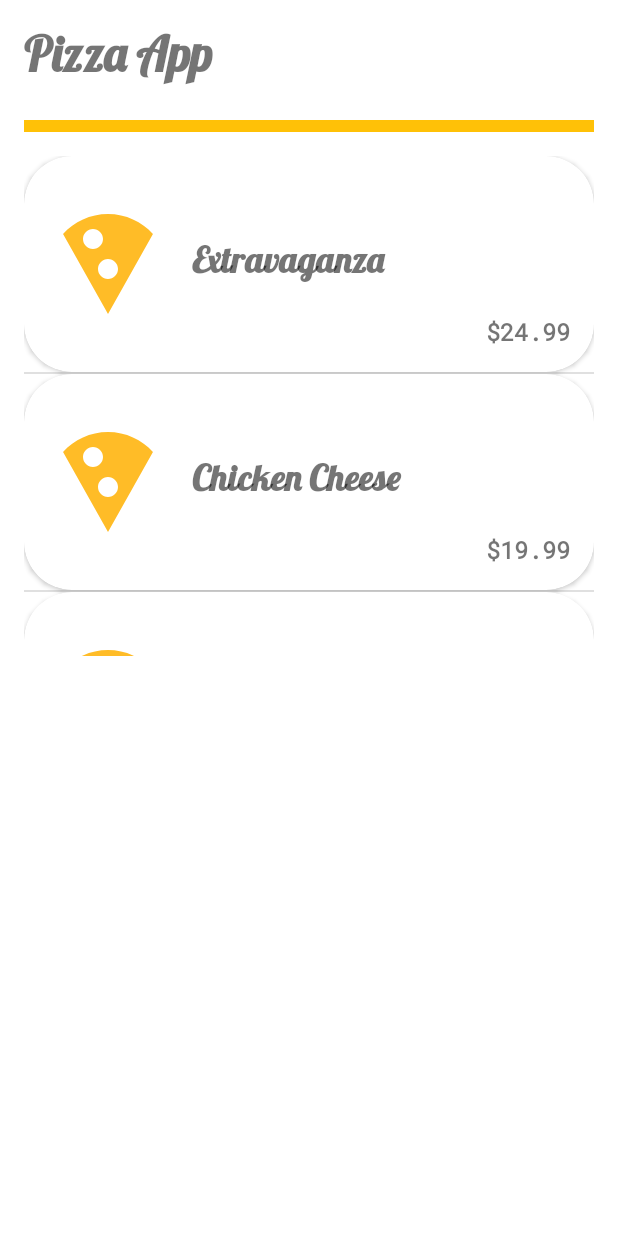
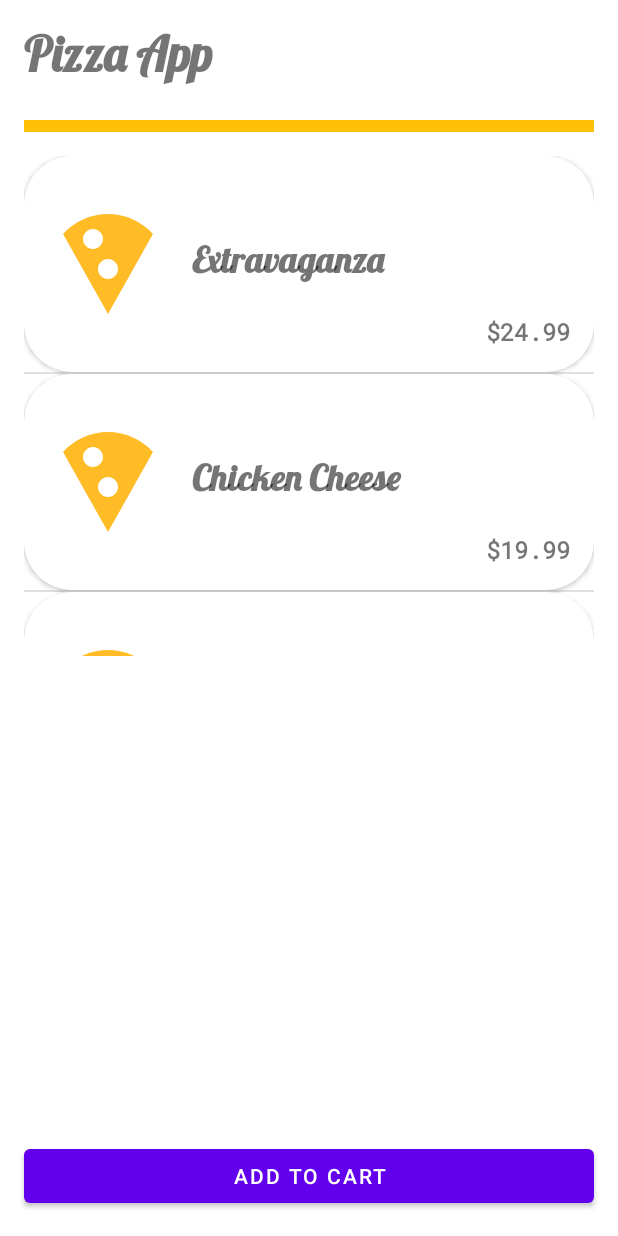
Before and after one commit to ao90eit/w2d2_C_Pizza_ListView, an Android app: the screen it shows after launch (HomeActivity), on a phone screen of 412 x 824 dp. Run offline under Robolectric (Android 15) with nearby library versions, the phone set to English and light mode, and no system bars; pictures from the network do not load.

Commit message:
Add page 2 for pizza display
Passed Intent with Pizza data to second page for detailed display.
Converted all hardcoded strings and concatenations to string resources
(some formatted). Tried a little color.

```diff
--- a/app/src/main/AndroidManifest.xml
+++ b/app/src/main/AndroidManifest.xml
@@ -2,7 +2,7 @@
 <manifest xmlns:android="http://schemas.android.com/apk/res/android"
     package="com.aoinc.w2d2_c_sqlite_pretty">
 
-    <uses-permission android:name="android.permission.INTERNET"/>
+    <uses-permission android:name="android.permission.INTERNET" />
 
     <application
         android:allowBackup="true"
@@ -11,6 +11,7 @@
         android:roundIcon="@mipmap/ic_launcher_round"
         android:supportsRtl="true"
         android:theme="@style/Theme.W2d2_C_SQLite_Pretty">
+        <activity android:name=".view.PizzaDescriptionActivity"></activity>
         <activity android:name=".view.HomeActivity">
             <intent-filter>
                 <action android:name="android.intent.action.MAIN" />
--- a/app/src/main/java/com/aoinc/w2d2_c_sqlite_pretty/view/HomeActivity.java
+++ b/app/src/main/java/com/aoinc/w2d2_c_sqlite_pretty/view/HomeActivity.java
@@ -2,12 +2,14 @@ package com.aoinc.w2d2_c_sqlite_pretty.view;
 
 import androidx.appcompat.app.AppCompatActivity;
 
+import android.content.Intent;
 import android.os.Bundle;
+import android.util.Log;
 import android.view.View;
-import android.widget.AdapterView;
-import android.widget.ArrayAdapter;
+import android.widget.Button;
 import android.widget.ImageView;
 import android.widget.ListView;
+import android.widget.TextView;
 import android.widget.Toast;
 
 import com.aoinc.w2d2_c_sqlite_pretty.R;
@@ -47,7 +49,13 @@ public class HomeActivity extends AppCompatActivity implements PizzaItemAdapter.
 //    private ArrayAdapter<String> pizzaArrayAdapter;
     private PizzaItemAdapter pizzaArrayAdapter = new PizzaItemAdapter(this, availablePizzas);
 
-    private ImageView pizzaImageView;
+    // 'selected' display
+    private ImageView selectedPizzaImage;
+    private TextView selectedPizzaTitle;
+    private TextView selectedPizzaPrice;
+
+    private Button addToCart_button;
+    private Pizza savedSelectedPizza;
 
     @Override
     protected void onCreate(Bundle savedInstanceState) {
@@ -71,12 +79,38 @@ public class HomeActivity extends AppCompatActivity implements PizzaItemAdapter.
 
         pizzasListView.setAdapter(pizzaArrayAdapter);
 
-        pizzaImageView = findViewById(R.id.pizza_imageView);
+        selectedPizzaImage = findViewById(R.id.pizza_imageView);
+        selectedPizzaTitle = findViewById(R.id.selectedFlavor_textView);
+        selectedPizzaPrice = findViewById(R.id.selectedPrice_textView);
+
+        addToCart_button = findViewById(R.id.add_to_cart_button);
+        addToCart_button.setOnClickListener(new View.OnClickListener() {
+            @Override
+            public void onClick(View v) {
+                if (savedSelectedPizza == null) {
+                    Toast.makeText(HomeActivity.this, "Select a pizza first!!", Toast.LENGTH_SHORT).show();
+                } else {
+                    Intent intent = new Intent(HomeActivity.this, PizzaDescriptionActivity.class);
+
+                    intent.putExtra("flavor", savedSelectedPizza.getPizzaFlavor());
+                    intent.putExtra("ingredients", savedSelectedPizza.getIngredients());
+                    intent.putExtra("calories", savedSelectedPizza.getCalories());
+                    intent.putExtra("price", savedSelectedPizza.getPizzaPrice());
+                    intent.putExtra("imageURL", savedSelectedPizza.getImageURL());
+
+                    startActivity(intent);
+                }
+            }
+        });
     }
 
     @Override
     public void SelectPizza(Pizza selectedPizza) {
         Toast.makeText(HomeActivity.this, selectedPizza.getPizzaFlavor(), Toast.LENGTH_SHORT).show();
-        Glide.with(this).load(selectedPizza.getImageURL()).into(pizzaImageView);
+        Glide.with(this).load(selectedPizza.getImageURL()).into(selectedPizzaImage);
+        selectedPizzaTitle.setText(selectedPizza.getPizzaFlavor());
+        selectedPizzaPrice.setText(String.format(getResources().getString(R.string.price_text), selectedPizza.getPizzaPrice()));
+
+        savedSelectedPizza = selectedPizza;
     }
 }
--- a/app/src/main/res/layout/activity_main.xml
+++ b/app/src/main/res/layout/activity_main.xml
@@ -3,8 +3,7 @@
     xmlns:app="http://schemas.android.com/apk/res-auto"
     xmlns:tools="http://schemas.android.com/tools"
     android:layout_width="match_parent"
-    android:layout_height="match_parent"
-    tools:context=".view.HomeActivity">
+    android:layout_height="match_parent">
 
     <TextView
         style="@style/AppTitle"
@@ -49,25 +48,50 @@
         app:layout_constraintGuide_percent=".55"
         />
 
-<!--    <Button-->
-<!--        android:id="@+id/add_to_cart_button"-->
-<!--        android:layout_width="match_parent"-->
-<!--        android:layout_height="wrap_content"-->
-<!--        app:layout_constraintBottom_toBottomOf="parent"-->
-<!--        app:layout_constraintStart_toStartOf="parent"-->
-<!--        android:layout_margin="16dp"-->
-<!--        android:text="@string/add_to_cart"-->
-<!--        />-->
+    <Button
+        android:id="@+id/add_to_cart_button"
+        android:layout_width="match_parent"
+        android:layout_height="wrap_content"
+        app:layout_constraintBottom_toBottomOf="parent"
+        app:layout_constraintStart_toStartOf="parent"
+        android:layout_margin="16dp"
+        android:text="@string/add_to_cart"
+        />
 
     <ImageView
         android:id="@+id/pizza_imageView"
-        android:layout_width="match_parent"
-        android:layout_height="0dp"
+        android:layout_width="200dp"
+        android:layout_height="200dp"
         android:layout_margin="16dp"
-        app:layout_constraintBottom_toBottomOf="parent"
-        app:layout_constraintEnd_toEndOf="parent"
+        android:contentDescription="@string/pizza_image_desc"
+        app:layout_constraintBottom_toTopOf="@+id/add_to_cart_button"
         app:layout_constraintStart_toStartOf="parent"
         app:layout_constraintTop_toBottomOf="@id/guide_horizontal_50" />
 
+    <TextView
+        android:id="@+id/selectedFlavor_textView"
+        style="@style/AppTitle"
+        android:layout_width="0dp"
+        android:layout_height="wrap_content"
+        app:layout_constraintEnd_toEndOf="parent"
+        app:layout_constraintStart_toEndOf="@+id/pizza_imageView"
+        app:layout_constraintTop_toTopOf="@id/pizza_imageView"
+        tools:text="Selected Pizza Flavor"
+        android:layout_margin="16dp"
+        />
+
+    <TextView
+        android:id="@+id/selectedPrice_textView"
+        style="@style/SelectedPizzaPriceFont"
+        android:layout_width="0dp"
+        android:layout_height="wrap_content"
+        app:layout_constraintEnd_toEndOf="parent"
+        app:layout_constraintStart_toEndOf="@+id/pizza_imageView"
+        app:layout_constraintTop_toBottomOf="@id/selectedFlavor_textView"
+        tools:text="$18.99"
+        android:textAlignment="center"
+        android:layout_margin="16dp"
+        />
+
 
 </androidx.constraintlayout.widget.ConstraintLayout>
--- a/app/src/main/res/values/colors.xml
+++ b/app/src/main/res/values/colors.xml
@@ -8,4 +8,5 @@
     <color name="black">#FF000000</color>
     <color name="white">#FFFFFFFF</color>
     <color name="app_orange">#FFC107</color>
+    <color name="app_orange_light">#2DFF8C00</color>
 </resources>
--- a/app/src/main/res/values/strings.xml
+++ b/app/src/main/res/values/strings.xml
@@ -2,4 +2,8 @@
     <string name="app_name">w2d2_C_SQLite_Pretty</string>
     <string name="add_to_cart">Add to Cart</string>
     <string name="app_title">Pizza App</string>
+    <string name="pizza_image_desc">image of selected pizza</string>
+    <string name="ingredients_list">Ingredients:\n\n-- %1$s</string>
+    <string name="calories_text">*%1$d calories</string>
+    <string name="price_text">$%.2f</string>
 </resources>
--- a/app/src/main/res/values/themes.xml
+++ b/app/src/main/res/values/themes.xml
@@ -20,12 +20,24 @@
         <item name="android:textStyle">bold</item>
     </style>
 
+    <style name="DescriptionFont">
+        <item name="android:textSize">16sp</item>
+    </style>
+
+    <style name="SubtextFont" parent="DescriptionFont">
+        <item name="android:textSize">8sp</item>
+    </style>
+
     <style name="PizzaPriceFont">
         <item name="android:fontFamily">@font/roboto_mono</item>
         <item name="android:textSize">16dp</item>
         <item name="android:textStyle">bold</item>
     </style>
 
+    <style name="SelectedPizzaPriceFont" parent="PizzaPriceFont">
+        <item name="android:textSize">32dp</item>
+    </style>
+
     <style name="AppTitle" parent="GeneralPizzaFont">
         <item name="android:textSize">32dp</item>
     </style>
```
Also changed, not shown: app/src/main/java/com/aoinc/w2d2_c_sqlite_pretty/view/PizzaDescriptionActivity.java (added, +52 -0 lines), app/src/main/res/layout/activity_pizza_description.xml (added, +100 -0 lines).
